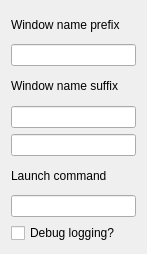
This is contents/ui/config.ui in arusahni/kwin-toggleterminal as Qt 5 draws it before an edit. The edited form follows.
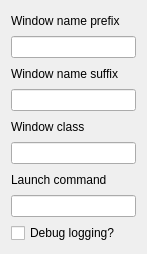
This is the edited form.

Commit message: Allow matching by window class name

The edit to the form file:
```diff
--- a/contents/ui/config.ui
+++ b/contents/ui/config.ui
@@ -84,6 +84,13 @@
      </property>
     </widget>
    </item>
+            <item row="4" column="0">
+                <widget class="QLabel" name="label">
+                    <property name="text">
+                        <string>Window class</string>
+                    </property>
+                </widget>
+            </item>
    <item row="8" column="0">
     <widget class="QCheckBox" name="kcfg_debugLoggingEnabled">
      <property name="text">
```
Left out of the diff: 20 changed lines with no effect on the pictures. Lines whose indentation alone changed are shown as unchanged. The commit also changes 2 other files.
